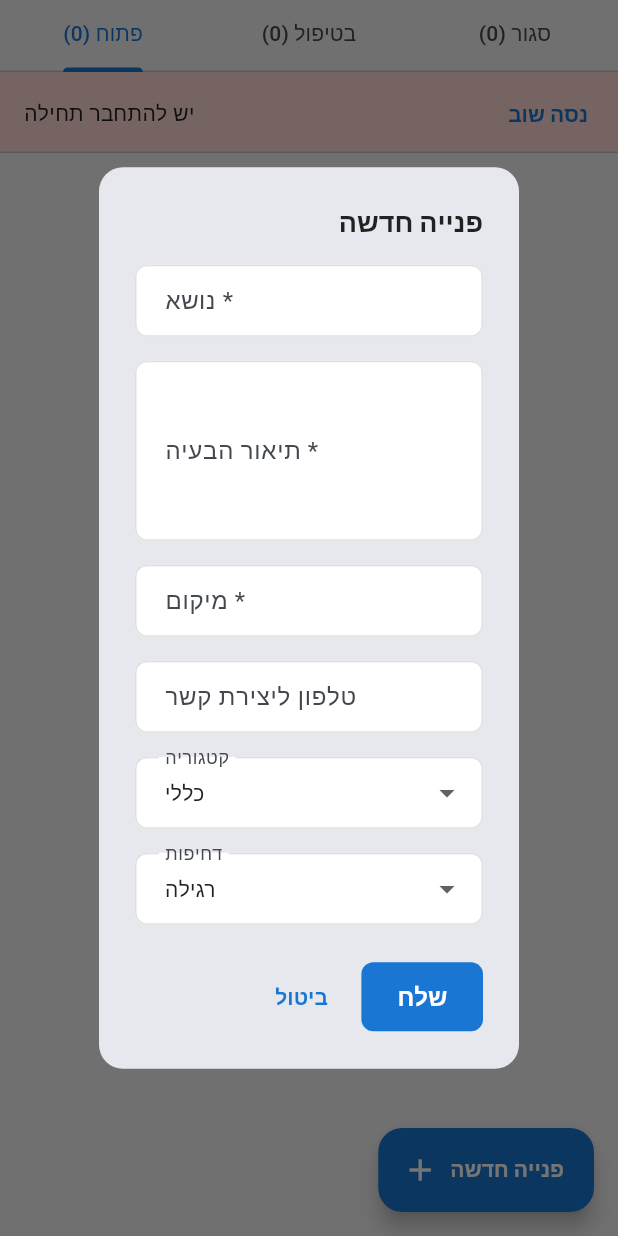
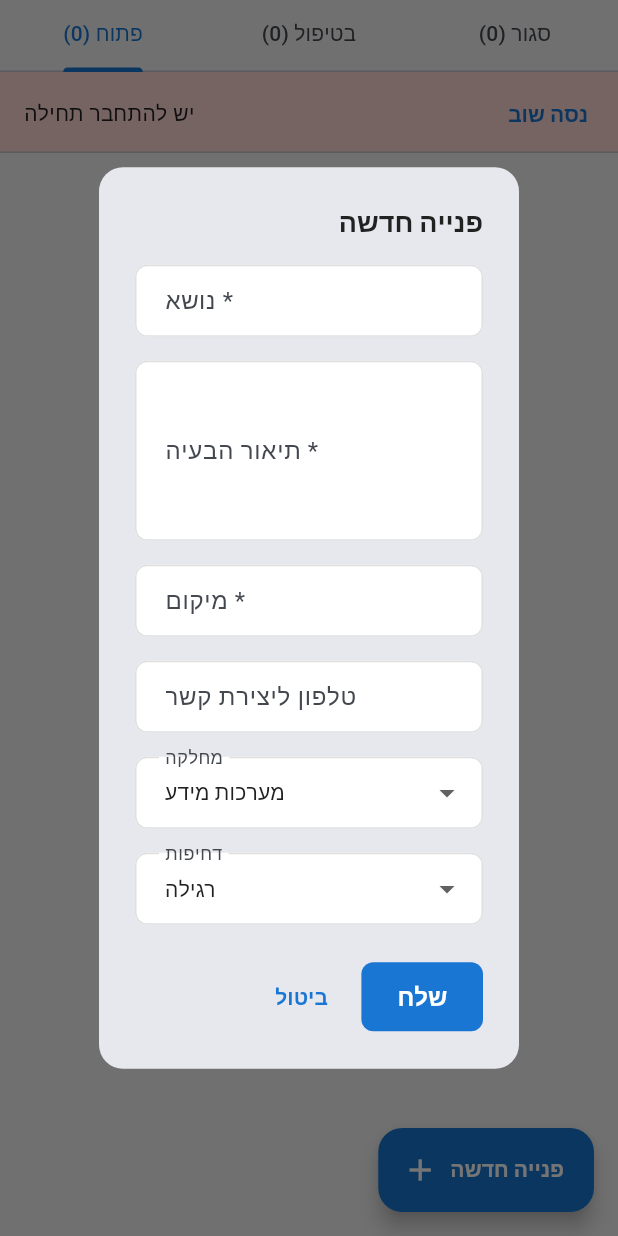
Before and after one commit to jammalmassalha/tzmc.push.app, a Flutter app: the HelpdeskScreen screen opened directly, after a tap on "פנייה חדשה", on a phone screen of 412 x 824 dp. Run offline on Flutter 3.47's test engine with Material 3 defaults, Android fonts, the phone set to English and light mode, and no system bars; our stand-ins replace connectivity_plus, dio, drift, equatable, firebase_core, firebase_messaging and 6 more; accounts and stored records are empty; generated files the repository leaves out were written again; network calls fail.

Commit message:
Fix helpdesk ticket creation: use department field with Hebrew values
The backend expects 'department' field with values 'מערכות מידע' or 'אחזקה',
but the Flutter app was sending 'category' with values like 'general'.

Changes:
- Update HelpdeskTicketPayload.toJson() to send 'department' with Hebrew values
- Remove unused 'category' field from HelpdeskTicketPayload
- Update createHelpdeskTicket() to accept HelpdeskDepartment enum
- Update UI dropdown to use HelpdeskDepartment enum values

Agent-Logs-Url: https://github.com/jmassalha/tzmc.push.app/sessions/9d06949f-3258-48ae-b27f-07132f6a1556

Co-authored-by: jammalmassalha <27696154+jammalmassalha@users.noreply.github.com>

```diff
--- a/flutter_app/lib/core/api/chat_api_service.dart
+++ b/flutter_app/lib/core/api/chat_api_service.dart
@@ -888,7 +888,7 @@ class ChatApiService {
     required String user,
     required String subject,
     required String description,
-    required String category,
+    required HelpdeskDepartment department,
     required String priority,
     String? location,
     String? phone,
@@ -897,7 +897,7 @@ class ChatApiService {
     final payload = HelpdeskTicketPayload(
       subject: subject,
       description: description,
-      category: category,
+      department: department,
       priority: priority,
       location: location,
       phone: phone,
--- a/flutter_app/lib/features/helpdesk/presentation/helpdesk_screen.dart
+++ b/flutter_app/lib/features/helpdesk/presentation/helpdesk_screen.dart
@@ -85,7 +85,7 @@ class HelpdeskNotifier extends Notifier<HelpdeskState> {
   Future<HelpdeskTicket> createTicket({
     required String subject,
     required String description,
-    required String category,
+    required HelpdeskDepartment department,
     required String priority,
     String? location,
     String? phone,
@@ -102,7 +102,7 @@ class HelpdeskNotifier extends Notifier<HelpdeskState> {
         user: _currentUser!,
         subject: subject,
         description: description,
-        category: category,
+        department: department,
         priority: priority,
         location: location,
         phone: phone,
@@ -245,7 +245,7 @@ class _HelpdeskScreenState extends ConsumerState<HelpdeskScreen> with SingleTick
     final descriptionController = TextEditingController();
     final locationController = TextEditingController();
     final phoneController = TextEditingController();
-    String selectedCategory = 'general';
+    HelpdeskDepartment selectedDepartment = HelpdeskDepartment.it;
     String selectedPriority = 'normal';
     List<String> availableLocations = [];
     bool isLoadingLocations = true;
@@ -342,21 +342,18 @@ class _HelpdeskScreenState extends ConsumerState<HelpdeskScreen> with SingleTick
                 ),
                 const SizedBox(height: 16),
 
-                // Category dropdown
-                DropdownButtonFormField<String>(
-                  value: selectedCategory,
+                // Department dropdown
+                DropdownButtonFormField<HelpdeskDepartment>(
+                  value: selectedDepartment,
                   decoration: const InputDecoration(
-                    labelText: 'קטגוריה',
+                    labelText: 'מחלקה',
                     border: OutlineInputBorder(),
                   ),
-                  items: const [
-                    DropdownMenuItem(value: 'general', child: Text('כללי')),
-                    DropdownMenuItem(value: 'technical', child: Text('טכני')),
-                    DropdownMenuItem(value: 'billing', child: Text('חשבונות')),
-                    DropdownMenuItem(value: 'feature', child: Text('בקשת תכונה')),
-                  ],
+                  items: HelpdeskDepartment.values.map((dept) =>
+                    DropdownMenuItem(value: dept, child: Text(dept.label)),
+                  ).toList(),
                   onChanged: (value) {
-                    setState(() => selectedCategory = value ?? 'general');
+                    setState(() => selectedDepartment = value ?? HelpdeskDepartment.it);
                   },
                 ),
                 const SizedBox(height: 16),
@@ -406,7 +403,7 @@ class _HelpdeskScreenState extends ConsumerState<HelpdeskScreen> with SingleTick
                   await ref.read(helpdeskProvider.notifier).createTicket(
                         subject: subjectController.text.trim(),
                         description: descriptionController.text.trim(),
-                        category: selectedCategory,
+                        department: selectedDepartment,
                         priority: selectedPriority,
                         location: locationController.text.trim().isEmpty
                             ? null
```
Also changed, not shown: flutter_app/lib/core/models/helpdesk_models.dart (+3 -5 lines).
